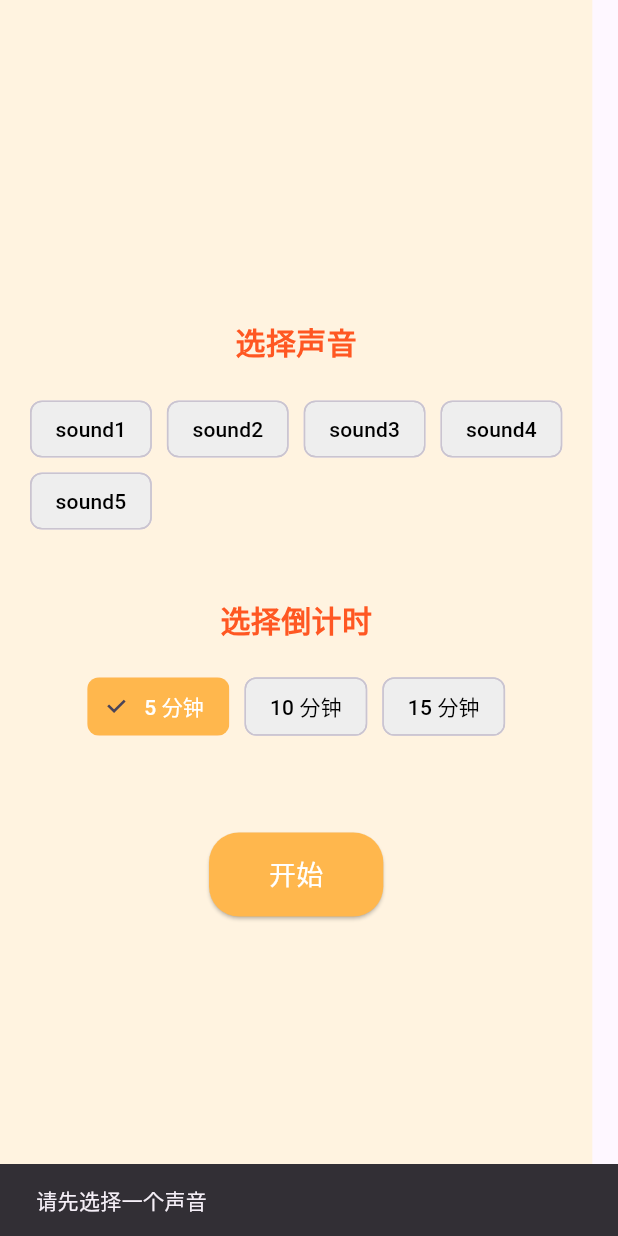
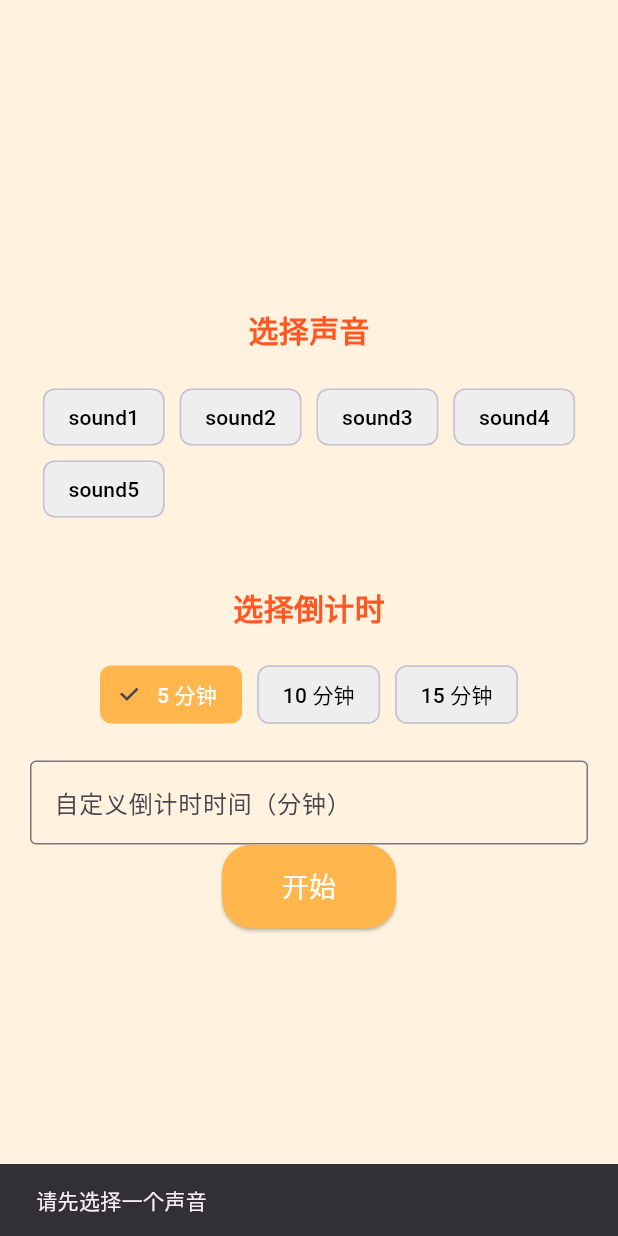
Before and after one commit to xiangxiang3451/EMMOApp, a Flutter app: the SoundScreen screen opened directly, after a tap on "开始", on a phone screen of 412 x 824 dp. Run offline on Flutter 3.47's test engine with Material 3 defaults, Android fonts, the phone set to English and light mode, and no system bars; our stand-ins replace audioplayers, cloud_firestore, firebase_auth, firebase_core, geocoding, geolocator and 4 more; missing offline and left inert: mailer; accounts and stored records are empty.

Commit message:
add sound

```diff
--- a/lib/screens/soundScreen.dart
+++ b/lib/screens/soundScreen.dart
@@ -13,6 +13,8 @@ class _SoundScreenState extends State<SoundScreen> with WidgetsBindingObserver {
   int selectedTime = 5; // 默认倒计时 5 分钟
   int remainingTime = 0; // 剩余时间（秒）
   bool isTimerRunning = false;
+  bool isPaused = false;
+  TextEditingController customTimeController = TextEditingController();
 
   final List<String> sounds = [
     'sound1.mp3',
@@ -33,6 +35,7 @@ class _SoundScreenState extends State<SoundScreen> with WidgetsBindingObserver {
   @override
   void dispose() {
     WidgetsBinding.instance.removeObserver(this); // 移除监听
+    customTimeController.dispose();
     super.dispose();
   }
 
@@ -44,7 +47,7 @@ class _SoundScreenState extends State<SoundScreen> with WidgetsBindingObserver {
       pauseSound();
     } else if (state == AppLifecycleState.resumed) {
       // 应用回到前台时恢复播放
-      if (isPlaying) {
+      if (isPlaying && !isPaused) {
         playSound(selectedSound);
       }
     }
@@ -53,7 +56,7 @@ class _SoundScreenState extends State<SoundScreen> with WidgetsBindingObserver {
   Future<void> playSound(String sound) async {
     try {
       await globalAudioPlayer.setReleaseMode(ReleaseMode.loop); // 设置循环播放
-      await globalAudioPlayer.play(AssetSource('assets/$sound'));
+      await globalAudioPlayer.play(AssetSource('$sound'));
       setState(() {
         isPlaying = true;
         selectedSound = sound;
@@ -80,6 +83,7 @@ class _SoundScreenState extends State<SoundScreen> with WidgetsBindingObserver {
       await globalAudioPlayer.pause();
       setState(() {
         isPlaying = false;
+        isPaused = true;
       });
     } catch (e) {
       print('暂停声音时出错: $e');
@@ -94,9 +98,18 @@ class _SoundScreenState extends State<SoundScreen> with WidgetsBindingObserver {
       return;
     }
 
+    int customTime = int.tryParse(customTimeController.text) ?? selectedTime;
+    if (customTime <= 0) {
+      ScaffoldMessenger.of(context).showSnackBar(
+        const SnackBar(content: Text('请输入有效的倒计时时间')),
+      );
+      return;
+    }
+
     setState(() {
       isTimerRunning = true;
-      remainingTime = selectedTime * 60; // 将分钟转换为秒
+      isPaused = false;
+      remainingTime = customTime * 60; // 将分钟转换为秒
     });
 
     playSound(selectedSound);
@@ -108,19 +121,26 @@ class _SoundScreenState extends State<SoundScreen> with WidgetsBindingObserver {
   }
 
   void updateTimer() {
-    if (remainingTime > 0 && isTimerRunning) {
+    if (remainingTime > 0 && isTimerRunning && !isPaused) {
       setState(() {
         remainingTime--;
       });
       Future.delayed(const Duration(seconds: 1), () {
         updateTimer();
       });
-    } else {
+    } else if (remainingTime == 0 && isTimerRunning) {
       stopSound();
       setState(() {
         isTimerRunning = false;
       });
     }
+  }
+
+  void pauseTimer() {
+    setState(() {
+      isPaused = true;
+    });
+    pauseSound();
   }
 
   String formatTime(int seconds) {
@@ -131,7 +151,18 @@ class _SoundScreenState extends State<SoundScreen> with WidgetsBindingObserver {
 
   @override
   Widget build(BuildContext context) {
-    return Scaffold(
+    return WillPopScope(
+      onWillPop: () async {
+        // 如果倒计时正在运行且未暂停，则阻止返回
+        if (isTimerRunning && !isPaused) {
+          ScaffoldMessenger.of(context).showSnackBar(
+            const SnackBar(content: Text('倒计时运行中，无法退出页面')),
+          );
+          return false;
+        }
+        return true;
+      },
+      child: Scaffold(
         body: Container(
           color: Colors.orange[50], // 背景暖色调
           padding: const EdgeInsets.all(20),
@@ -195,7 +226,16 @@ class _SoundScreenState extends State<SoundScreen> with WidgetsBindingObserver {
                   );
                 }).toList(),
               ),
-            const SizedBox(height: 40),
+              const SizedBox(height: 20),
+              TextField(
+                controller: customTimeController,
+                decoration: const InputDecoration(
+                  labelText: '自定义倒计时时间（分钟）',
+                  border: OutlineInputBorder(),
+                ),
+                keyboardType: TextInputType.number,
+              ),
+              // const SizedBox(height: 40),
               if (isTimerRunning)
                 Text(
                   '剩余时间: ${formatTime(remainingTime)}',
@@ -205,9 +245,10 @@ class _SoundScreenState extends State<SoundScreen> with WidgetsBindingObserver {
                     color: Colors.deepOrange,
                   ),
                 ),
-            const SizedBox(height: 20),
+              // const SizedBox(height: 20),
+              if (!isTimerRunning)
                 ElevatedButton(
-              onPressed: isTimerRunning ? null : startTimer,
+                  onPressed: startTimer,
                   style: ElevatedButton.styleFrom(
                     backgroundColor: Colors.orange[300],
                     padding: const EdgeInsets.symmetric(horizontal: 40, vertical: 15),
@@ -223,7 +264,44 @@ class _SoundScreenState extends State<SoundScreen> with WidgetsBindingObserver {
                     ),
                   ),
                 ),
+              if (isTimerRunning && !isPaused)
+                ElevatedButton(
+                  onPressed: pauseTimer,
+                  style: ElevatedButton.styleFrom(
+                    backgroundColor: Colors.orange[300],
+                    padding: const EdgeInsets.symmetric(horizontal: 40, vertical: 15),
+                    shape: RoundedRectangleBorder(
+                      borderRadius: BorderRadius.circular(20),
+                    ),
+                  ),
+                  child: const Text(
+                    '暂停',
+                    style: TextStyle(
+                      fontSize: 18,
+                      color: Colors.white,
+                    ),
+                  ),
+                ),
+              if (isTimerRunning && isPaused)
+                ElevatedButton(
+                  onPressed: startTimer,
+                  style: ElevatedButton.styleFrom(
+                    backgroundColor: Colors.orange[300],
+                    padding: const EdgeInsets.symmetric(horizontal: 40, vertical: 15),
+                    shape: RoundedRectangleBorder(
+                      borderRadius: BorderRadius.circular(20),
+                    ),
+                  ),
+                  child: const Text(
+                    '继续',
+                    style: TextStyle(
+                      fontSize: 18,
+                      color: Colors.white,
+                    ),
+                  ),
+                ),
             ],
+          ),
         ),
       ),
     );
```
Lines whose indentation alone changed are shown as unchanged.
